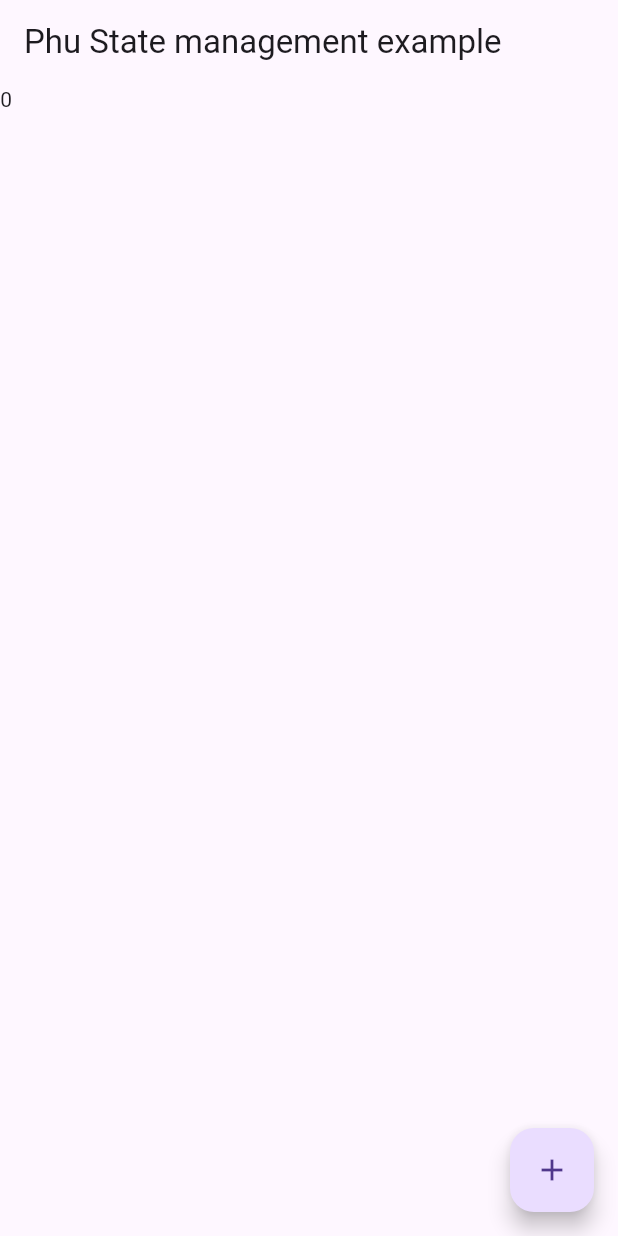
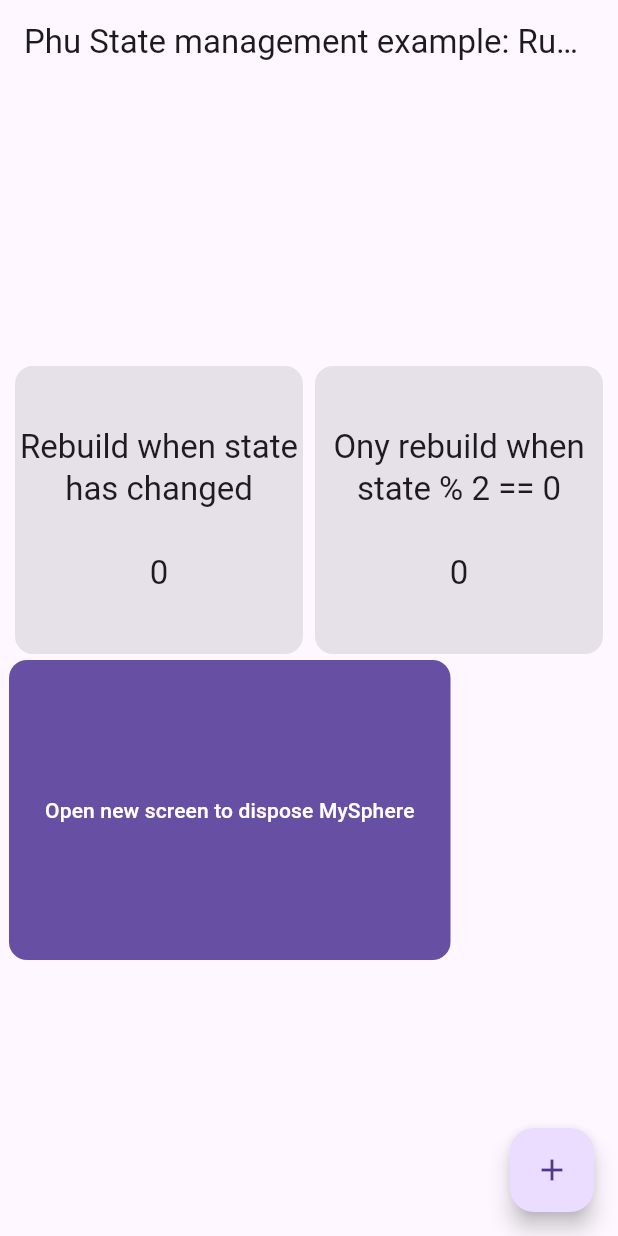
Before and after one commit to kunboy1608/phu_state_management, a Flutter app: the screen it shows after launch, on a phone screen of 412 x 824 dp. Run offline on Flutter 3.47's test engine with Material 3 defaults, Android fonts, the phone set to English and light mode, and no system bars.

Commit message:
complete demo and allow dispose

```diff
--- a/example/lib/main.dart
+++ b/example/lib/main.dart
@@ -1,8 +1,11 @@
+import 'dart:async';
+
 import 'package:flutter/material.dart';
 import 'package:phu_state_management/phu_state_management.dart';
+import 'package:phu_state_management_example/empty_screen.dart';
 
 void main() {
-  runApp(const MyApp());
+  runApp(PhuSphereProvider(sphere: RootSphere(0), child: const MyApp()));
 }
 
 class MyApp extends StatefulWidget {
@@ -13,27 +16,81 @@ class MyApp extends StatefulWidget {
 }
 
 class _MyAppState extends State<MyApp> {
-  final _mySphere = MySphere(0);
-
   @override
   Widget build(BuildContext context) {
     return MaterialApp(
-      home: Scaffold(
+      home: PhuSphereProvider(
+        sphere: MySphere(0),
+        child: Scaffold(
           appBar: AppBar(
-          title: const Text('Phu State management example'),
+            title: PhuStateBuilder<RootSphere, int>(builder: (context, state) {
+              return Text(
+                  'Phu State management example: Running Time: $state (s) (using RootSphere)');
+            }),
+            centerTitle: true,
           ),
-        body: PhuStateBuilder<MySphere, int>(
-          sphere: _mySphere,
+          body: Center(
+            child: Wrap(
+              children: [
+                SizedBox.fromSize(
+                  size: const Size.square(200),
+                  child: Card.filled(
+                    child: PhuStateBuilder<MySphere, int>(
+                      builder: (context, state) {
+                        return Center(
+                          child: Text(
+                            "Rebuild when state has changed\n\n$state",
+                            style: Theme.of(context).textTheme.titleLarge,
+                            textAlign: TextAlign.center,
+                          ),
+                        );
+                      },
+                    ),
+                  ),
+                ),
+                SizedBox.fromSize(
+                  size: const Size.square(200),
+                  child: Card.filled(
+                    child: PhuStateBuilder<MySphere, int>(
                       buildWhen: (previous, current) => current % 2 == 0,
                       builder: (context, state) {
-            return Text(state.toString());
+                        return Center(
+                          child: Text(
+                            "Ony rebuild when state % 2 == 0 \n\n$state",
+                            style: Theme.of(context).textTheme.titleLarge,
+                            textAlign: TextAlign.center,
+                          ),
+                        );
                       },
                     ),
-        floatingActionButton: FloatingActionButton(
+                  ),
+                ),
+                Builder(builder: (context) {
+                  return FilledButton(
                       onPressed: () {
-            _mySphere.increment();
+                        Navigator.of(context).pushReplacement(MaterialPageRoute(
+                            builder: (context) => const EmptyScreen()));
+                      },
+                      style: ButtonStyle(
+                        shape: WidgetStatePropertyAll(RoundedRectangleBorder(
+                            borderRadius: BorderRadius.circular(12))),
+                        minimumSize:
+                            const WidgetStatePropertyAll(Size.square(200)),
+                      ),
+                      child: const Text('Open new screen to dispose MySphere'));
+                }),
+              ],
+            ),
+          ),
+          floatingActionButton: Builder(builder: (context) {
+            return FloatingActionButton(
+              tooltip: 'Increment',
+              onPressed: () {
+                context.read<MySphere>().increment();
               },
               child: const Icon(Icons.add),
+            );
+          }),
         ),
       ),
     );
@@ -44,7 +101,28 @@ class MySphere extends PhuSphere<int> {
   MySphere(super.state);
 
   void increment() {
-    state++;
-    exude(state);
+    final newState = state + 1;
+    exude(newState);
   }
 }
+
+class RootSphere extends PhuSphere<int> {
+  RootSphere(super.state) {
+    _timer = Timer.periodic(const Duration(seconds: 1), (_) {
+      increment();
+    });
+  }
+
+  late Timer _timer;
+
+  void increment() {
+    final newState = state + 1;
+    exude(newState);
+  }
+
+  @override
+  void close() {
+    _timer.cancel();
+    super.close();
+  }
+}
--- a/lib/src/phu_sphere.dart
+++ b/lib/src/phu_sphere.dart
@@ -1,11 +1,23 @@
 import 'dart:async';
 
+import 'package:flutter/widgets.dart';
+
 class PhuSphere<S> extends Stream<S> {
-  PhuSphere(this.state);
+  PhuSphere(this._state) {
+    _isClosed = false;
+  }
+
   final StreamController<S> _controller = StreamController<S>.broadcast();
-  S state;
+
+  S get state => _state;
+  S _state;
+
+  bool get isClosed => _isClosed;
+  late bool _isClosed;
 
   void exude(S state) {
+    if (_state == state || isClosed) return;
+    _state = state;
     _controller.add(state);
   }
 
@@ -15,4 +27,11 @@ class PhuSphere<S> extends Stream<S> {
     return _controller.stream.listen(onData,
         onError: onError, onDone: onDone, cancelOnError: cancelOnError);
   }
+
+  @mustCallSuper
+  void close() {
+    debugPrint('$runtimeType closed');
+    _isClosed = true;
+    _controller.close();
+  }
 }
--- a/lib/src/phu_sphere_provider.dart
+++ b/lib/src/phu_sphere_provider.dart
@@ -2,8 +2,46 @@ import 'package:flutter/widgets.dart';
 
 import 'phu_sphere.dart';
 
-class PhuSphereProvider<T extends PhuSphere> extends InheritedWidget {
+class PhuSphereProvider<T extends PhuSphere<S>, S> extends StatefulWidget {
   const PhuSphereProvider({
+    super.key,
+    required this.sphere,
+    required this.child,
+  });
+
+  final T sphere;
+  final Widget child;
+
+  @override
+  State<PhuSphereProvider<T, S>> createState() =>
+      _PhuSphereProviderState<T, S>();
+
+  static T? of<T extends PhuSphere>(BuildContext context) {
+    final provider = context
+        .dependOnInheritedWidgetOfExactType<_InheritedPhuSphereProvider<T>>();
+    return provider?.sphere;
+  }
+}
+
+class _PhuSphereProviderState<T extends PhuSphere<S>, S>
+    extends State<PhuSphereProvider<T, S>> {
+  @override
+  Widget build(BuildContext context) {
+    return _InheritedPhuSphereProvider<T>(
+      sphere: widget.sphere,
+      child: widget.child,
+    );
+  }
+
+  @override
+  void dispose() {
+    widget.sphere.close();
+    super.dispose();
+  }
+}
+
+class _InheritedPhuSphereProvider<T extends PhuSphere> extends InheritedWidget {
+  const _InheritedPhuSphereProvider({
     super.key,
     required this.sphere,
     required super.child,
@@ -11,17 +49,8 @@ class PhuSphereProvider<T extends PhuSphere> extends InheritedWidget {
 
   final T sphere;
 
-  static PhuSphereProvider<T>? _getProvider<T extends PhuSphere>(
-      BuildContext context) {
-    return context.dependOnInheritedWidgetOfExactType<PhuSphereProvider<T>>();
-  }
-
-  static T? of<T extends PhuSphere>(BuildContext context) {
-    return _getProvider<T>(context)?.sphere;
-  }
-
   @override
-  bool updateShouldNotify(PhuSphereProvider oldWidget) {
+  bool updateShouldNotify(_InheritedPhuSphereProvider oldWidget) {
     return oldWidget.sphere != sphere;
   }
 }
```
Also changed, not shown: example/lib/empty_screen.dart (added, +23 -0 lines), lib/src/phu_state_builder.dart (+6 -13 lines). Lines whose indentation alone changed are shown as unchanged.
